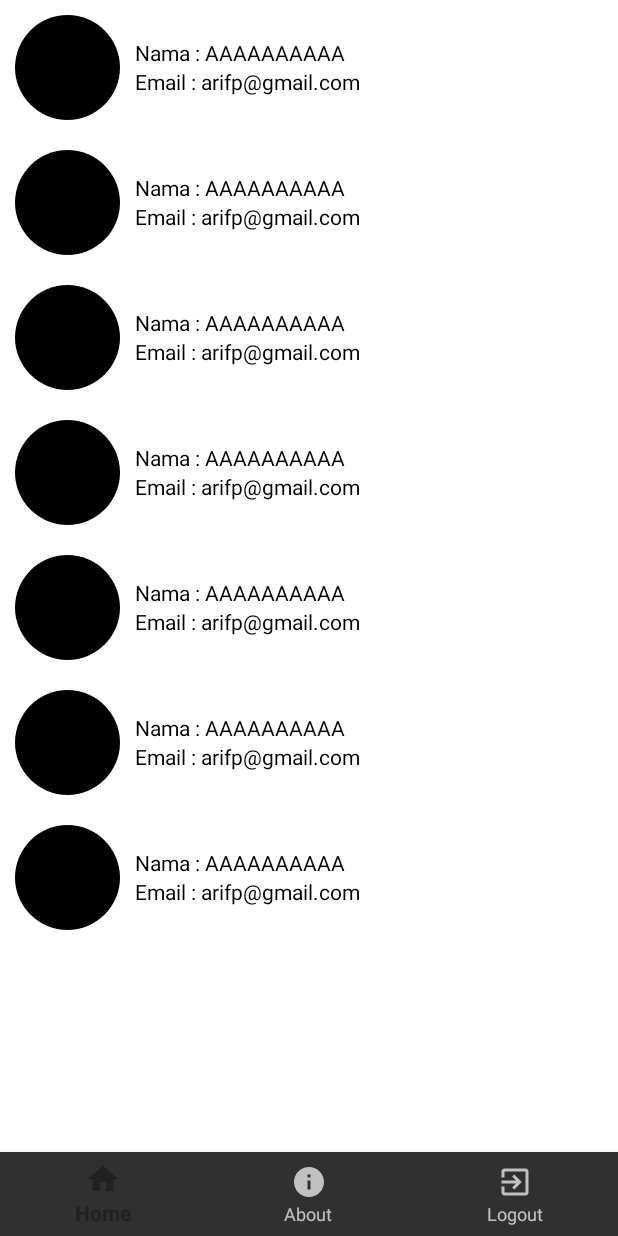
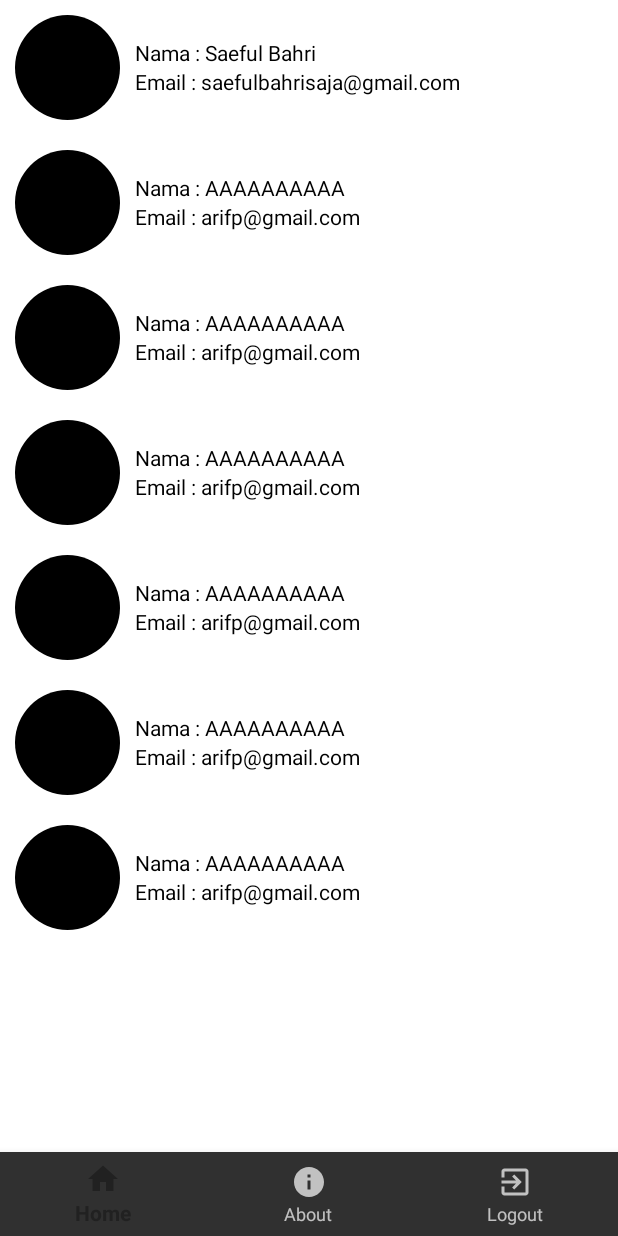
Before and after one commit to arifpurnama/simaling, an Android app: the fragment AboutFragment placed in its activity, on a phone screen of 412 x 824 dp. Run offline under Robolectric (Android 15) with nearby library versions, the phone set to English and light mode, and no system bars; our stand-ins replace CircleImageView; pictures from the network do not load.

Commit message:
Tambah About

```diff
--- a/app/src/main/res/layout/fragment_about.xml
+++ b/app/src/main/res/layout/fragment_about.xml
@@ -42,13 +42,13 @@
                         <TextView
                             android:layout_width="match_parent"
                             android:layout_height="wrap_content"
-                            android:text="Nama : AAAAAAAAAA"
+                            android:text="Nama : Saeful Bahri"
                             android:textColor="@color/colorBlack"/>
 
                         <TextView
                             android:layout_width="match_parent"
                             android:layout_height="wrap_content"
-                            android:text="Email : arifp@gmail.com"
+                            android:text="Email : saefulbahrisaja@gmail.com"
                             android:textColor="@color/colorBlack"/>
 
                     </LinearLayout>
```
